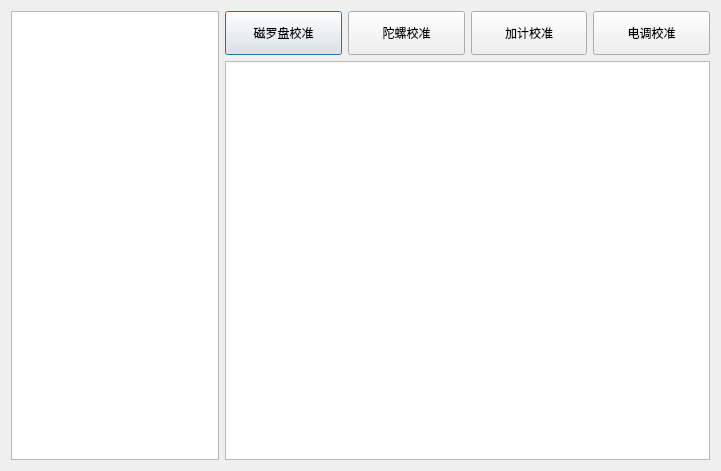
First picture: the form in UAVManage/calibrationdialog.ui, repository gessd/UAVManage, before the edit.
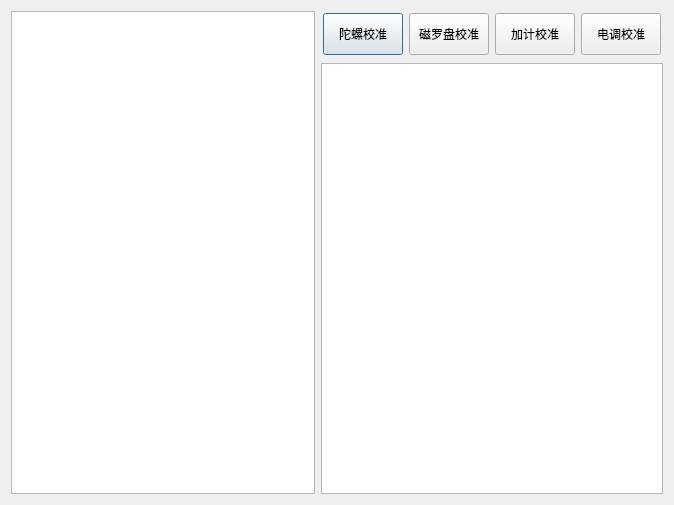
Second picture: the form after the edit.

Commit message: 重新调整设备校准

What changed in the file:
```diff
--- a/UAVManage/calibrationdialog.ui
+++ b/UAVManage/calibrationdialog.ui
@@ -6,14 +6,14 @@
    <rect>
     <x>0</x>
     <y>0</y>
-    <width>721</width>
-    <height>471</height>
+    <width>674</width>
+    <height>505</height>
    </rect>
   </property>
   <property name="windowTitle">
    <string>CalibrationDialog</string>
   </property>
-  <layout class="QGridLayout" name="gridLayout" rowstretch="1,9" columnstretch="3,7">
+  <layout class="QGridLayout" name="gridLayout">
    <item row="0" column="0" rowspan="2">
     <widget class="QTreeWidget" name="treeWidget">
      <property name="editTriggers">
@@ -30,20 +30,26 @@
     </widget>
    </item>
    <item row="0" column="1">
-    <layout class="QHBoxLayout" name="horizontalLayout">
-     <item>
-      <widget class="QPushButton" name="btnMagnetism">
-       <property name="sizePolicy">
-        <sizepolicy hsizetype="Minimum" vsizetype="Minimum">
-         <horstretch>0</horstretch>
-         <verstretch>0</verstretch>
-        </sizepolicy>
-       </property>
-       <property name="text">
-        <string>磁罗盘校准</string>
-       </property>
-      </widget>
-     </item>
+    <widget class="QWidget" name="widget" native="true">
+     <property name="minimumSize">
+      <size>
+       <width>0</width>
+       <height>46</height>
+      </size>
+     </property>
+     <layout class="QHBoxLayout" name="horizontalLayout_2">
+      <property name="leftMargin">
+       <number>2</number>
+      </property>
+      <property name="topMargin">
+       <number>2</number>
+      </property>
+      <property name="rightMargin">
+       <number>2</number>
+      </property>
+      <property name="bottomMargin">
+       <number>2</number>
+      </property>
      <item>
       <widget class="QPushButton" name="btnGyro">
        <property name="sizePolicy">
@@ -57,6 +63,19 @@
        </property>
       </widget>
      </item>
+      <item>
+       <widget class="QPushButton" name="btnMagnetism">
+        <property name="sizePolicy">
+         <sizepolicy hsizetype="Minimum" vsizetype="Minimum">
+          <horstretch>0</horstretch>
+          <verstretch>0</verstretch>
+         </sizepolicy>
+        </property>
+        <property name="text">
+         <string>磁罗盘校准</string>
+        </property>
+       </widget>
+      </item>
      <item>
       <widget class="QPushButton" name="btnAccelerometer">
        <property name="sizePolicy">
@@ -84,6 +103,7 @@
       </widget>
      </item>
     </layout>
+    </widget>
    </item>
    <item row="1" column="1">
     <widget class="QTextBrowser" name="textBrowser"/>
```
Left out of the diff: 2 changed lines with no effect on the pictures. Lines whose indentation alone changed are shown as unchanged. The commit also changes 5 other files.
